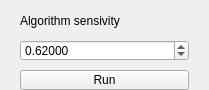
The window that src/UI/impl/forms/cloperunner.ui (Kozoriz/PointClasteringTool) describes before a commit, drawn with Qt 5.
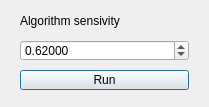
The same window after the commit.

Diff of the .ui file:
```diff
--- a/src/UI/impl/forms/cloperunner.ui
+++ b/src/UI/impl/forms/cloperunner.ui
@@ -1,10 +1,18 @@
 <?xml version="1.0" encoding="UTF-8"?>
 <ui version="4.0">
  <class>ClopeRunner</class>
- <widget class="QWidget" name="ClopeRunner">
+ <widget class="QDialog" name="ClopeRunner">
   <property name="enabled">
    <bool>true</bool>
   </property>
+  <property name="geometry">
+   <rect>
+    <x>0</x>
+    <y>0</y>
+    <width>209</width>
+    <height>107</height>
+   </rect>
+  </property>
   <property name="windowTitle">
    <string>QWidget</string>
   </property>
```
